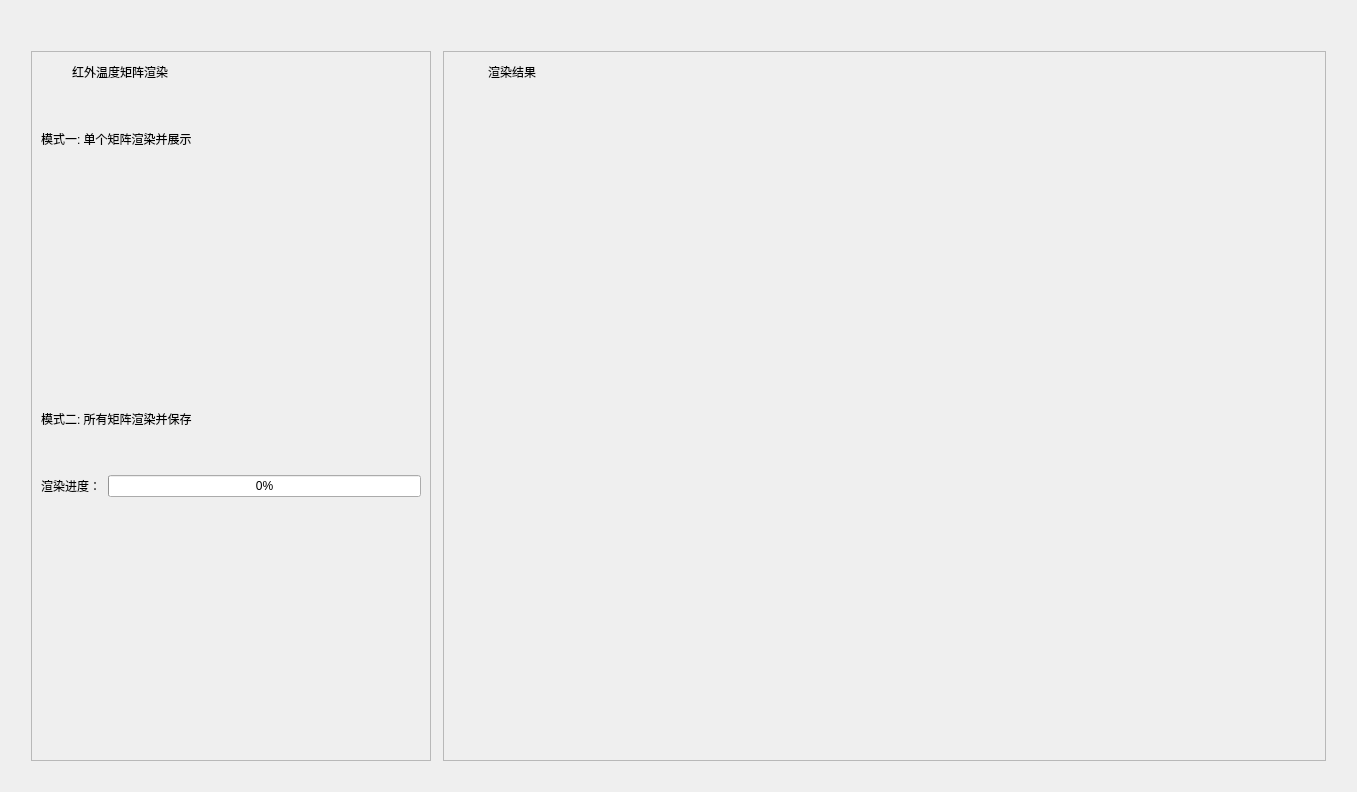
Before: the Qt Designer form resource/ui/RenderInterface.ui in Rabbits-sys/steroCameraGUI, drawn with Qt 5.
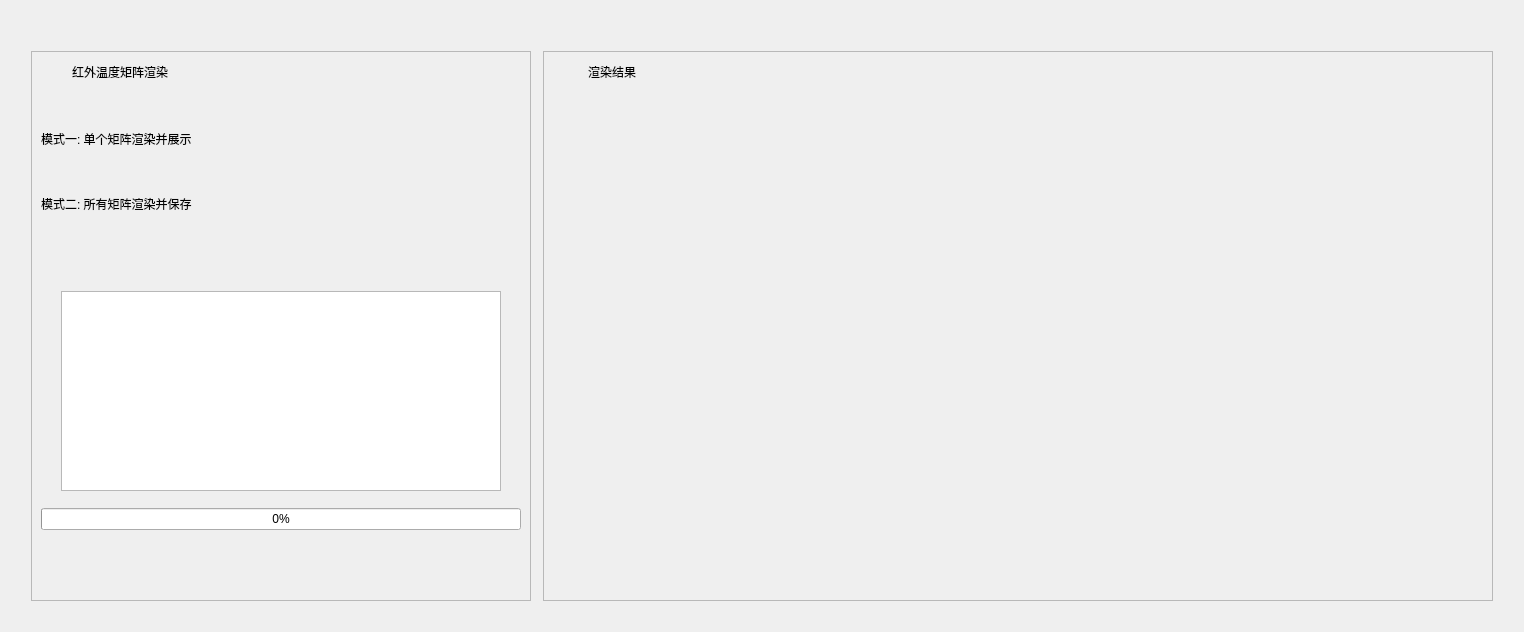
After: the same form once the commit is applied. Icons and pictures are not drawn. Custom widgets are drawn as their Qt base class.

Commit message: Separate the implementation of threads from the implementation of specific function and optimize the render ui

```diff
--- a/resource/ui/RenderInterface.ui
+++ b/resource/ui/RenderInterface.ui
@@ -6,8 +6,8 @@
    <rect>
     <x>0</x>
     <y>0</y>
-    <width>1357</width>
-    <height>792</height>
+    <width>1524</width>
+    <height>632</height>
    </rect>
   </property>
   <property name="windowTitle">
@@ -35,7 +35,7 @@
       <widget class="CardWidget" name="settingCard">
        <property name="minimumSize">
         <size>
-         <width>400</width>
+         <width>500</width>
          <height>400</height>
         </size>
        </property>
@@ -53,7 +53,7 @@
        </property>
        <layout class="QVBoxLayout" name="verticalLayout_6">
         <item>
-         <layout class="QVBoxLayout" name="settingVerticalLayout_1" stretch="0,0,0,1,0,0,0,1">
+         <layout class="QVBoxLayout" name="settingVerticalLayout_1" stretch="0,0,0,0,0,1,0,1,1">
           <property name="spacing">
            <number>7</number>
           </property>
@@ -164,6 +164,9 @@
             <property name="orientation">
              <enum>Qt::Vertical</enum>
             </property>
+            <property name="sizeType">
+             <enum>QSizePolicy::Fixed</enum>
+            </property>
             <property name="sizeHint" stdset="0">
              <size>
               <width>20</width>
@@ -193,50 +196,75 @@
            </layout>
           </item>
           <item>
-           <spacer name="verticalSpacer_4">
+           <spacer name="verticalSpacer_3">
             <property name="orientation">
              <enum>Qt::Vertical</enum>
             </property>
             <property name="sizeType">
-             <enum>QSizePolicy::Fixed</enum>
+             <enum>QSizePolicy::Expanding</enum>
             </property>
             <property name="sizeHint" stdset="0">
              <size>
-              <width>10</width>
+              <width>20</width>
               <height>40</height>
              </size>
             </property>
            </spacer>
           </item>
+          <item>
+           <layout class="QVBoxLayout" name="verticalLayout_2">
+            <property name="leftMargin">
+             <number>20</number>
+            </property>
+            <property name="topMargin">
+             <number>10</number>
+            </property>
+            <property name="rightMargin">
+             <number>20</number>
+            </property>
+            <property name="bottomMargin">
+             <number>10</number>
+            </property>
+            <item>
+             <widget class="TextBrowser" name="renderInforBrowser">
+              <property name="minimumSize">
+               <size>
+                <width>0</width>
+                <height>200</height>
+               </size>
+              </property>
+             </widget>
+            </item>
+           </layout>
+          </item>
           <item>
            <layout class="QHBoxLayout" name="horizontalLayout_2">
             <property name="topMargin">
              <number>0</number>
             </property>
+            <property name="bottomMargin">
+             <number>0</number>
+            </property>
             <item>
-             <widget class="StrongBodyLabel" name="label">
-              <property name="text">
-               <string>渲染进度：</string>
-              </property>
-              <property name="alignment">
-               <set>Qt::AlignCenter</set>
-              </property>
-             </widget>
-            </item>
-            <item>
-             <widget class="ProgressBar" name="renderProgressBar">
+             <widget class="ProgressRing" name="renderProgressRing">
               <property name="value">
                <number>0</number>
               </property>
+              <property name="alignment">
+               <set>Qt::AlignCenter</set>
+              </property>
              </widget>
             </item>
            </layout>
           </item>
           <item>
-           <spacer name="verticalSpacer_3">
+           <spacer name="verticalSpacer_4">
             <property name="orientation">
              <enum>Qt::Vertical</enum>
             </property>
+            <property name="sizeType">
+             <enum>QSizePolicy::Expanding</enum>
+            </property>
             <property name="sizeHint" stdset="0">
              <size>
               <width>20</width>
@@ -254,8 +282,14 @@
       <widget class="CardWidget" name="irCard">
        <property name="minimumSize">
         <size>
-         <width>380</width>
-         <height>0</height>
+         <width>950</width>
+         <height>550</height>
+        </size>
+       </property>
+       <property name="maximumSize">
+        <size>
+         <width>16777215</width>
+         <height>16777215</height>
         </size>
        </property>
        <property name="frameShape">
@@ -368,7 +402,12 @@
    <header>qfluentwidgets</header>
   </customwidget>
   <customwidget>
-   <class>ProgressBar</class>
+   <class>TextBrowser</class>
+   <extends>QTextBrowser</extends>
+   <header location="global">qfluentwidgets</header>
+  </customwidget>
+  <customwidget>
+   <class>ProgressRing</class>
    <extends>QProgressBar</extends>
    <header location="global">qfluentwidgets.h</header>
   </customwidget>
```
Left out of the diff: 2 changed lines with no effect on the pictures. The commit also changes 6 other files.
